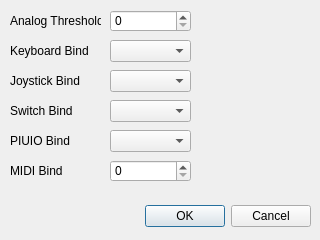
Before: the Qt Designer form configure-tool/sensor.ui in sugoku/stepIO, drawn with Qt 5.
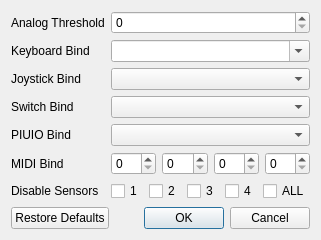
After: the same form once the commit is applied.

Patch:
```diff
--- a/configure-tool/sensor.ui
+++ b/configure-tool/sensor.ui
@@ -13,160 +13,145 @@
   <property name="windowTitle">
    <string>Dialog</string>
   </property>
-  <widget class="QDialogButtonBox" name="buttonBox">
-   <property name="geometry">
-    <rect>
-     <x>10</x>
-     <y>200</y>
-     <width>301</width>
-     <height>32</height>
-    </rect>
-   </property>
-   <property name="orientation">
-    <enum>Qt::Horizontal</enum>
-   </property>
-   <property name="standardButtons">
-    <set>QDialogButtonBox::Cancel|QDialogButtonBox::Ok</set>
-   </property>
-  </widget>
-  <widget class="QSpinBox" name="spinBox">
-   <property name="geometry">
-    <rect>
-     <x>110</x>
-     <y>10</y>
-     <width>81</width>
-     <height>22</height>
-    </rect>
-   </property>
-  </widget>
+  <layout class="QVBoxLayout" name="verticalLayout">
+   <item>
+    <layout class="QFormLayout" name="formLayout">
+     <item row="0" column="0">
   <widget class="QLabel" name="label">
-   <property name="geometry">
-    <rect>
-     <x>10</x>
-     <y>10</y>
-     <width>91</width>
-     <height>21</height>
-    </rect>
-   </property>
    <property name="text">
     <string>Analog Threshold</string>
    </property>
   </widget>
+     </item>
+     <item row="0" column="1">
+      <widget class="QSpinBox" name="spinBox"/>
+     </item>
+     <item row="1" column="0">
   <widget class="QLabel" name="label_2">
-   <property name="geometry">
-    <rect>
-     <x>10</x>
-     <y>40</y>
-     <width>91</width>
-     <height>21</height>
-    </rect>
-   </property>
    <property name="text">
     <string>Keyboard Bind</string>
    </property>
   </widget>
+     </item>
+     <item row="1" column="1">
   <widget class="QComboBox" name="comboBox">
-   <property name="geometry">
-    <rect>
-     <x>110</x>
-     <y>40</y>
-     <width>81</width>
-     <height>22</height>
-    </rect>
-   </property>
-  </widget>
-  <widget class="QComboBox" name="comboBox_2">
-   <property name="geometry">
-    <rect>
-     <x>110</x>
-     <y>70</y>
-     <width>81</width>
-     <height>22</height>
-    </rect>
-   </property>
-  </widget>
+       <property name="editable">
+        <bool>true</bool>
+       </property>
+      </widget>
+     </item>
+     <item row="2" column="0">
   <widget class="QLabel" name="label_3">
-   <property name="geometry">
-    <rect>
-     <x>10</x>
-     <y>70</y>
-     <width>91</width>
-     <height>21</height>
-    </rect>
-   </property>
    <property name="text">
     <string>Joystick Bind</string>
    </property>
   </widget>
-  <widget class="QComboBox" name="comboBox_3">
-   <property name="geometry">
-    <rect>
-     <x>110</x>
-     <y>130</y>
-     <width>81</width>
-     <height>22</height>
-    </rect>
-   </property>
-  </widget>
-  <widget class="QLabel" name="label_4">
-   <property name="geometry">
-    <rect>
-     <x>10</x>
-     <y>130</y>
-     <width>91</width>
-     <height>21</height>
-    </rect>
-   </property>
-   <property name="text">
-    <string>PIUIO Bind</string>
-   </property>
-  </widget>
+     </item>
+     <item row="2" column="1">
+      <widget class="QComboBox" name="comboBox_2"/>
+     </item>
+     <item row="3" column="0">
   <widget class="QLabel" name="label_5">
-   <property name="geometry">
-    <rect>
-     <x>10</x>
-     <y>100</y>
-     <width>91</width>
-     <height>21</height>
-    </rect>
-   </property>
    <property name="text">
     <string>Switch Bind</string>
    </property>
   </widget>
-  <widget class="QComboBox" name="comboBox_4">
-   <property name="geometry">
-    <rect>
-     <x>110</x>
-     <y>100</y>
-     <width>81</width>
-     <height>22</height>
-    </rect>
-   </property>
-  </widget>
+     </item>
+     <item row="3" column="1">
+      <widget class="QComboBox" name="comboBox_4"/>
+     </item>
+     <item row="4" column="0">
+      <widget class="QLabel" name="label_4">
+       <property name="text">
+        <string>PIUIO Bind</string>
+       </property>
+      </widget>
+     </item>
+     <item row="4" column="1">
+      <widget class="QComboBox" name="comboBox_3"/>
+     </item>
+     <item row="5" column="0">
   <widget class="QLabel" name="label_6">
-   <property name="geometry">
-    <rect>
-     <x>10</x>
-     <y>160</y>
-     <width>91</width>
-     <height>21</height>
-    </rect>
-   </property>
    <property name="text">
     <string>MIDI Bind</string>
    </property>
   </widget>
-  <widget class="QSpinBox" name="spinBox_2">
-   <property name="geometry">
-    <rect>
-     <x>110</x>
-     <y>160</y>
-     <width>81</width>
-     <height>22</height>
-    </rect>
-   </property>
-  </widget>
+     </item>
+     <item row="5" column="1">
+      <layout class="QHBoxLayout" name="horizontalLayout">
+       <item>
+        <widget class="QSpinBox" name="spinBox_2"/>
+       </item>
+       <item>
+        <widget class="QSpinBox" name="spinBox_3"/>
+       </item>
+       <item>
+        <widget class="QSpinBox" name="spinBox_4"/>
+       </item>
+       <item>
+        <widget class="QSpinBox" name="spinBox_5"/>
+       </item>
+      </layout>
+     </item>
+     <item row="6" column="0">
+      <widget class="QLabel" name="label_7">
+       <property name="text">
+        <string>Disable Sensors</string>
+       </property>
+      </widget>
+     </item>
+     <item row="6" column="1">
+      <layout class="QHBoxLayout" name="horizontalLayout_2">
+       <item>
+        <widget class="QCheckBox" name="checkBox_3">
+         <property name="text">
+          <string>1</string>
+         </property>
+        </widget>
+       </item>
+       <item>
+        <widget class="QCheckBox" name="checkBox">
+         <property name="text">
+          <string>2</string>
+         </property>
+        </widget>
+       </item>
+       <item>
+        <widget class="QCheckBox" name="checkBox_2">
+         <property name="text">
+          <string>3</string>
+         </property>
+        </widget>
+       </item>
+       <item>
+        <widget class="QCheckBox" name="checkBox_4">
+         <property name="text">
+          <string>4</string>
+         </property>
+        </widget>
+       </item>
+       <item>
+        <widget class="QCheckBox" name="checkBox_5">
+         <property name="text">
+          <string>ALL</string>
+         </property>
+        </widget>
+       </item>
+      </layout>
+     </item>
+    </layout>
+   </item>
+   <item>
+    <widget class="QDialogButtonBox" name="buttonBox">
+     <property name="orientation">
+      <enum>Qt::Horizontal</enum>
+     </property>
+     <property name="standardButtons">
+      <set>QDialogButtonBox::Cancel|QDialogButtonBox::Ok|QDialogButtonBox::RestoreDefaults</set>
+     </property>
+    </widget>
+   </item>
+  </layout>
  </widget>
  <resources/>
  <connections>
```
Lines whose indentation alone changed are shown as unchanged.
